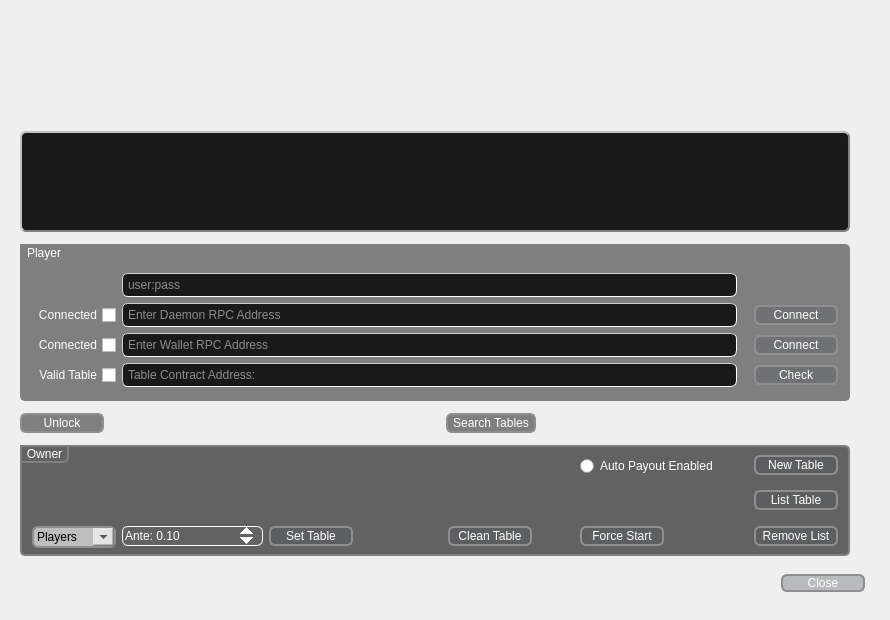
Old version of the form FiveCardDraw/menu.ui in the repository SixofClubsss/Dero-Poker-Table.
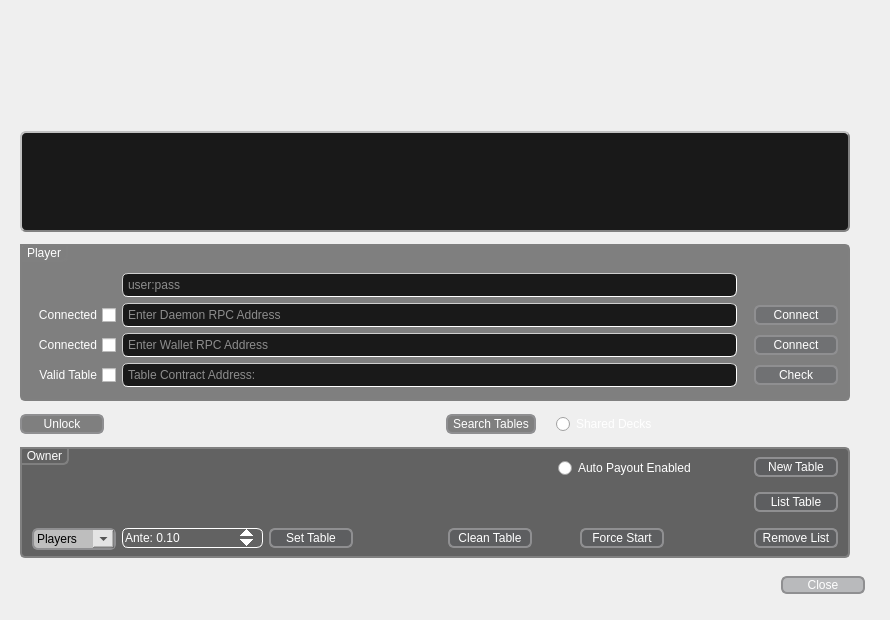
New version of the form. Icons and pictures are not drawn.

The edit to the form file:
```diff
--- a/FiveCardDraw/menu.ui
+++ b/FiveCardDraw/menu.ui
@@ -19,7 +19,7 @@
   <property name="minimumSize">
    <size>
     <width>890</width>
-    <height>600</height>
+    <height>620</height>
    </size>
   </property>
   <property name="maximumSize">
@@ -648,7 +648,7 @@
      <widget class="QRadioButton" name="autoPayRButton">
       <property name="geometry">
        <rect>
-        <x>560</x>
+        <x>538</x>
         <y>10</y>
         <width>150</width>
         <height>22</height>
@@ -932,6 +932,25 @@
      </property>
     </widget>
    </item>
+   <item row="3" column="2">
+    <widget class="QRadioButton" name="sharedRButton">
+     <property name="minimumSize">
+      <size>
+       <width>150</width>
+       <height>22</height>
+      </size>
+     </property>
+     <property name="styleSheet">
+      <string notr="true">color: rgb(255, 255, 255);</string>
+     </property>
+     <property name="text">
+      <string>Shared Decks</string>
+     </property>
+     <property name="autoExclusive">
+      <bool>false</bool>
+     </property>
+    </widget>
+   </item>
   </layout>
  </widget>
  <resources>
```
